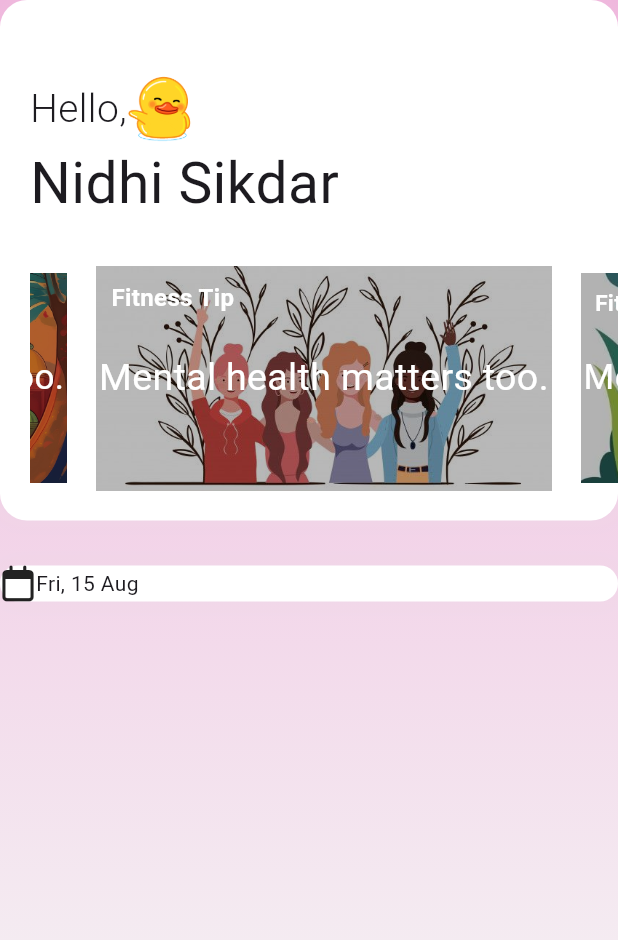
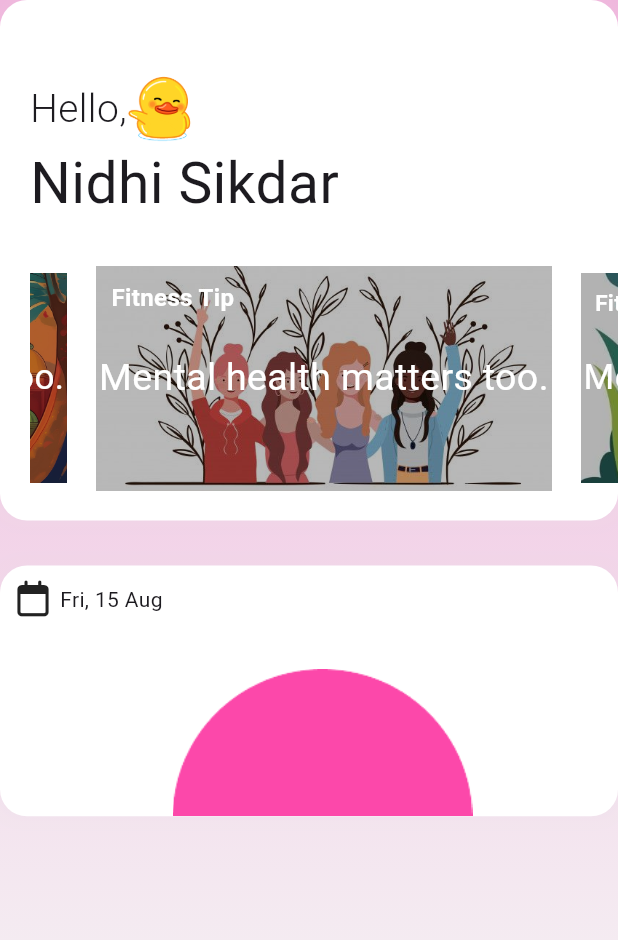
Before and after one commit to DON2604/menomate, a Flutter app: the screen it shows after launch, on a phone screen of 412 x 824 dp. Shown: the top 940 px of the screen. Run offline on Flutter 3.47's test engine with Material 3 defaults, Android fonts, the phone set to English and light mode, and no system bars; drawn by our look-alikes of carousel_slider; our stand-ins replace font_awesome_flutter.

Commit message:
feat: added semicircle

```diff
--- a/lib/screens/home.dart
+++ b/lib/screens/home.dart
@@ -37,7 +37,8 @@ class _Home extends State<Home> {
               borderRadius: BorderRadius.circular(18.0), // Rounded edges
               boxShadow: [
                 BoxShadow(
-                  color: const Color.fromARGB(255, 222, 220, 220).withOpacity(0.1),
+                  color:
+                      const Color.fromARGB(255, 222, 220, 220).withOpacity(0.1),
                   blurRadius: 10,
                   spreadRadius: 5,
                 ),
@@ -48,26 +49,44 @@ class _Home extends State<Home> {
               child: Carousel(),
             ),
           ),
-          const SizedBox(height: 30,),
+          const SizedBox(
+            height: 30,
+          ),
           Container(
             decoration: BoxDecoration(
               color: Colors.white, // White box
               borderRadius: BorderRadius.circular(18.0), // Rounded edges
               boxShadow: [
                 BoxShadow(
-                  color: const Color.fromARGB(255, 222, 220, 220).withOpacity(0.1),
+                  color:
+                      const Color.fromARGB(255, 222, 220, 220).withOpacity(0.1),
                   blurRadius: 10,
                   spreadRadius: 5,
                 ),
               ],
             ),
-            child: const Column(
+            child: Column(
               crossAxisAlignment: CrossAxisAlignment.start,
               children: [
-                Row(children: [Icon(FontAwesomeIcons.calendar),Text("Fri, 15 Aug")],)
+                  const Row(
+                    children: [
+
+                      Padding(
+                        padding: EdgeInsets.only(top: 10, left: 10),
+                        child: Icon(FontAwesomeIcons.calendar),
+                      ),
+                      Padding(
+                        padding: EdgeInsets.only(top: 11, left: 6),
+                        child: Text("Fri, 15 Aug"),
+                      )
+                    ],
+                  ),
+                Padding(
+                  padding: const EdgeInsets.only(top: 35, left: 115),
+                  child: Image.asset("assets/home/semicirpink.png", width: 200),
+                )
               ],
             ),
-
           )
         ],
       ),
--- a/pubspec.yaml
+++ b/pubspec.yaml
@@ -67,6 +67,7 @@ flutter:
     - assets/home/caro2.jpg
     - assets/home/caro3.jpg
     - assets/home/caro4.jpg
+    - assets/home/semicirpink.png
 
   # An image asset can refer to one or more resolution-specific "variants", see
   # https://flutter.dev/assets-and-images/#resolution-aware
```
Also changed, not shown: assets/home/semicirpink.png (added), pubspec.lock.
